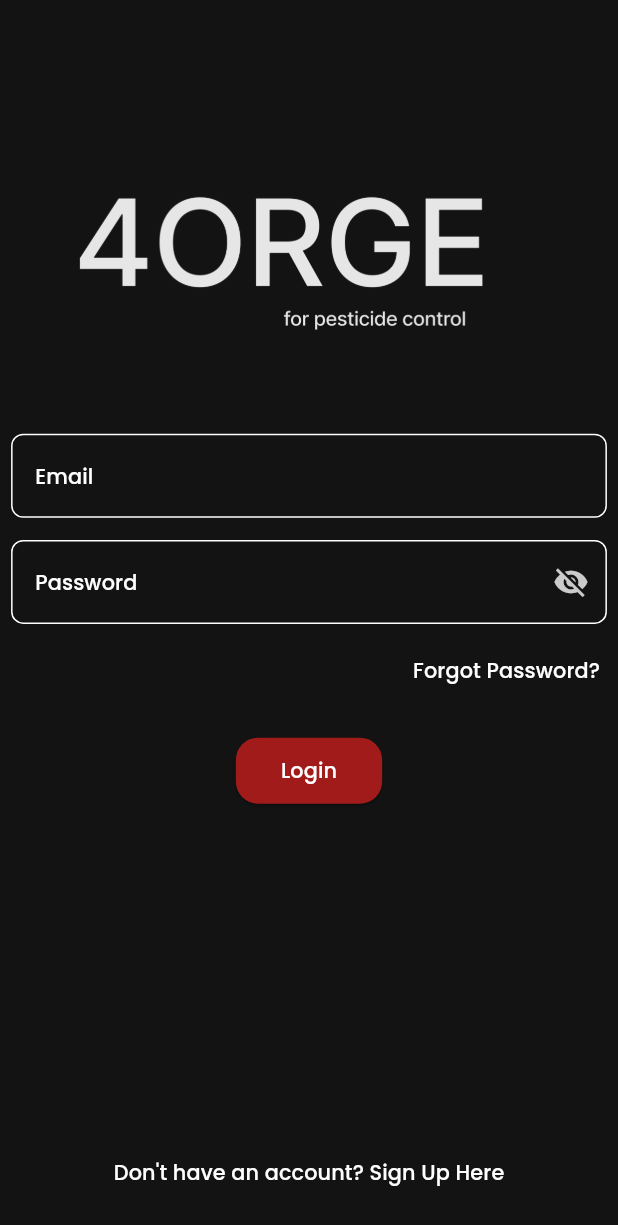
After one commit to oso020/Pesticides, a Flutter app: the LoginScreen screen opened by its route, on a phone screen of 412 x 824 dp. The commit adds this screen. Shown: the top 1225 px of the screen. Run offline on Flutter 3.47's test engine with Material 3 defaults, Android fonts, the phone set to English and light mode, and no system bars; our stand-ins replace flutter_screenutil, google_fonts.

Commit message:
Completed design of login screen.

```diff
--- a/lib/Config/routes/routes_manger.dart
+++ b/lib/Config/routes/routes_manger.dart
@@ -1,10 +1,14 @@
 import 'package:flutter/material.dart';
 import 'package:pesticides/Features/register/presentation/pages/register_screen.dart';
+
+import '../../Features/login/presentation/pages/login_screen.dart';
 
 class RoutesManger{
 static Map<String,Widget Function(BuildContext)>route={
   routeNameRegister:(context)=> RegisterScreen(),
-};
+    routeNameLogin: (context) => LoginScreen(),
+  };
 
 static const String routeNameRegister="register";
+static const String routeNameLogin = "login";
 }
--- /dev/null
+++ b/lib/Features/login/presentation/pages/login_screen.dart
@@ -0,0 +1,96 @@
+import 'package:flutter/material.dart';
+import 'package:flutter_screenutil/flutter_screenutil.dart';
+import 'package:pesticides/Config/routes/routes_manger.dart';
+import 'package:pesticides/Core/component/button_custom.dart';
+import 'package:pesticides/Core/component/text_feild_custom.dart';
+import 'package:pesticides/Core/component/validators.dart';
+
+import '../../../../Core/utils/images.dart';
+
+class LoginScreen extends StatefulWidget {
+  const LoginScreen({super.key});
+
+  @override
+  State<LoginScreen> createState() => _LoginScreenState();
+}
+
+class _LoginScreenState extends State<LoginScreen> {
+  TextEditingController emailController = TextEditingController();
+  TextEditingController passwordController = TextEditingController();
+  var formKey = GlobalKey<FormState>();
+
+  @override
+  Widget build(BuildContext context) {
+    return Scaffold(
+      body: SingleChildScrollView(
+        child: SizedBox(
+          height: MediaQuery.of(context).size.height,
+          child: Form(
+            key: formKey,
+            child: Column(
+              mainAxisAlignment: MainAxisAlignment.spaceBetween,
+              children: [
+                Column(
+                  children: [
+                    SizedBox(height: 65.h),
+                    Image.asset(
+                      ImageManager.logoTeam,
+                      height: 220.h,
+                      width: 400.w,
+                      fit: BoxFit.fill,
+                    ),
+                    SizedBox(height: 20.h),
+                    CustomTextFormField(
+                        hint: "Email",
+                        validator: (val) => AppValidators.validateEmail(val),
+                        controller: emailController),
+                    CustomTextFormField(
+                      hint: "Password",
+                      validator: (val) => AppValidators.validatePassword(val),
+                      controller: passwordController,
+                      isSecured: true,
+                    ),
+                    Row(
+                      mainAxisAlignment: MainAxisAlignment.end,
+                      children: [
+                        TextButton(
+                          onPressed: () {},
+                          child: Text(
+                            "Forgot Password?",
+                            style: Theme.of(context).textTheme.titleSmall,
+                          ),
+                        ),
+                      ],
+                    ),
+                    SizedBox(height: 20.h),
+                    ButtonCustom(
+                      buttonName: "Login",
+                      onTap: () {
+                        if (formKey.currentState!.validate()) {
+                          //TODO Handle Logic
+                        }
+                      },
+                    ),
+                  ],
+                ),
+                Padding(
+                  padding: EdgeInsets.only(bottom: 20.h),
+                  child: TextButton(
+                    onPressed: () {
+                      Navigator.pushNamed(
+                          context, RoutesManger.routeNameRegister);
+                    },
+                    child: Text(
+                      "Don't have an account? Sign Up Here",
+                      style: Theme.of(context).textTheme.titleSmall,
+                    ),
+                  ),
+                ),
+              ],
+            ),
+          ),
+        ),
+      ),
+    );
+  }
+}
--- a/lib/Features/register/presentation/pages/register_screen.dart
+++ b/lib/Features/register/presentation/pages/register_screen.dart
@@ -1,5 +1,6 @@
 import 'package:flutter/material.dart';
 import 'package:flutter_screenutil/flutter_screenutil.dart';
+import 'package:pesticides/Config/routes/routes_manger.dart';
 import 'package:pesticides/Core/component/button_custom.dart';
 import 'package:pesticides/Core/utils/images.dart';
 import 'package:pesticides/Core/utils/strings.dart';
@@ -83,6 +84,9 @@ class _RegisterScreenState extends State<RegisterScreen> {
                   StringManager.already_have_an_account,
                   style: Theme.of(context).textTheme.titleSmall,
                 ),
+                onTap: () {
+                  Navigator.pushNamed(context, RoutesManger.routeNameLogin);
+                },
               )
             ],
           ),
```
Also changed, not shown: pubspec.lock.
